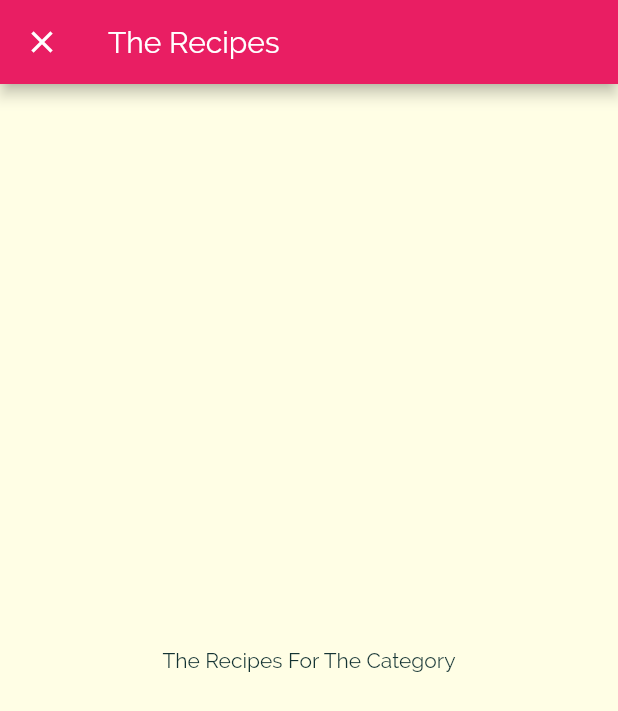
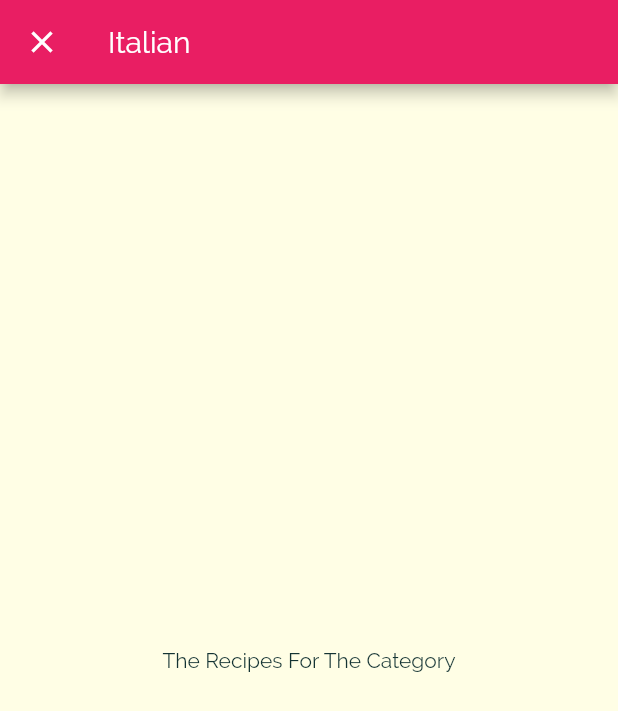
Before and after one commit to gleich/Meal-App, a Flutter app: the screen it shows after launch, after a tap on "Italian", on a phone screen of 412 x 824 dp. Shown: the top 711 px of the screen. Run offline on Flutter 3.47's test engine with Material 2 defaults, Android fonts, the phone set to English and light mode, and no system bars; statements that could not run were skipped.

Commit message:
Update application

```diff
--- a/lib/categories_screen.dart
+++ b/lib/categories_screen.dart
@@ -17,6 +17,7 @@ class CategoriesScreen extends StatelessWidget {
         children: DUMMY_CATEGORIES
             .map(
               (catData) => CategoryItem(
+                catData.id,
                 catData.title,
                 catData.color,
               ),
--- a/lib/category_item.dart
+++ b/lib/category_item.dart
@@ -3,17 +3,18 @@ import 'package:flutter/material.dart';
 import 'package:meal_app/cateogry_meals_screen.dart';
 
 class CategoryItem extends StatelessWidget {
+  final String id;
   final String title;
   final Color color;
 
-  CategoryItem(this.title, this.color);
+  CategoryItem(this.id, this.title, this.color);
 
   void selectCategory(BuildContext ctx) {
     Navigator.of(ctx).push(
       MaterialPageRoute(
         fullscreenDialog: true,
         builder: (_) {
-          return CateogryMealsScreen();
+          return CategoryMealsScreen(id, title);
         },
       ),
     );
@@ -34,7 +35,7 @@ class CategoryItem extends StatelessWidget {
         decoration: BoxDecoration(
           gradient: LinearGradient(
             colors: [
-              color.withOpacity(0.7),
+              color.withOpacity(0.6),
               color,
             ],
             begin: Alignment.topLeft,
--- a/lib/cateogry_meals_screen.dart
+++ b/lib/cateogry_meals_screen.dart
@@ -1,11 +1,16 @@
 import 'package:flutter/material.dart';
 
-class CateogryMealsScreen extends StatelessWidget {
+class CategoryMealsScreen extends StatelessWidget {
+  final String categoryId;
+  final String categoryTitle;
+
+  CategoryMealsScreen(this.categoryId, this.categoryTitle);
+
   @override
   Widget build(BuildContext context) {
     return Scaffold(
       appBar: AppBar(
-        title: Text("The Recipes"),
+        title: Text(categoryTitle),
       ),
       body: Center(
         child: Text("The Recipes For The Category"),
--- a/lib/main.dart
+++ b/lib/main.dart
@@ -1,5 +1,6 @@
 import 'package:flutter/material.dart';
 
+import './cateogry_meals_screen.dart';
 import './categories_screen.dart';
 
 void main() => runApp(MyApp());
@@ -30,6 +31,7 @@ class MyApp extends StatelessWidget {
             ),
       ),
       home: CategoriesScreen(),
+      routes: {"/categories": (ctx) => CategoryMealsScreen()},
     );
   }
 }
```
Also changed, not shown: 5 other files.
